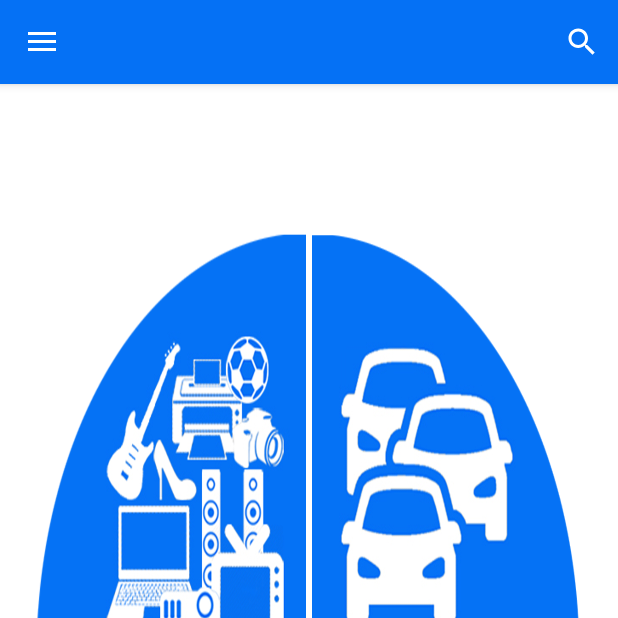
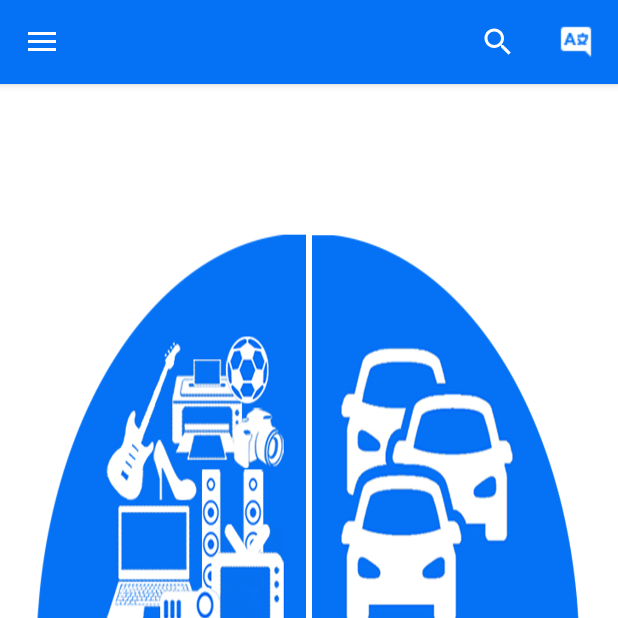
Before and after one commit to Aramucho/Prokat.am, an Android app: the screen it shows after launch (MainActivity), on a phone screen of 412 x 824 dp, the top half of it. Run offline under Robolectric (Android 15) with nearby library versions, the phone set to English and light mode, and no system bars; plain views replace ArcNavigationView; 3 statements that could not run were skipped.

Commit message:
search and language

```diff
--- a/app/src/main/java/com/realmucho/prokatproject/Activities/MainActivity.java
+++ b/app/src/main/java/com/realmucho/prokatproject/Activities/MainActivity.java
@@ -3,11 +3,11 @@ package com.realmucho.prokatproject.Activities;
 
 import android.content.Intent;
 import android.os.Bundle;
-import android.os.Handler;
 import android.support.v4.app.Fragment;
 import android.support.v4.app.FragmentManager;
-
 import android.support.v7.widget.SearchView;
+import android.view.Menu;
+import android.view.MenuInflater;
 import android.view.View;
 import android.support.design.widget.NavigationView;
 import android.support.v4.view.GravityCompat;
@@ -16,15 +16,10 @@ import android.support.v7.app.ActionBarDrawerToggle;
 import android.support.v7.app.AppCompatActivity;
 import android.support.v7.widget.Toolbar;
 import android.view.MenuItem;
-
-
 import com.realmucho.prokatproject.Fragments.DrawerFragments.AboutFragment;
 import com.realmucho.prokatproject.Fragments.DrawerFragments.ConditionsFragment;
 import com.realmucho.prokatproject.Fragments.DrawerFragments.FeedBackFragment;
 import com.realmucho.prokatproject.Fragments.DrawerFragments.MainFragment;
-
-
-import com.realmucho.prokatproject.Interfaces.DisableOnClick;
 import com.realmucho.prokatproject.R;
 
 public class MainActivity extends AppCompatActivity
@@ -43,18 +38,50 @@ public class MainActivity extends AppCompatActivity
         getSupportActionBar().setDisplayShowTitleEnabled(false);
         FragmentManager fragmentManager = getSupportFragmentManager();
         fragmentManager.beginTransaction().add(R.id.root, mainFragment).commit();
-        search = (SearchView) findViewById(R.id.search);
         DrawerLayout drawer = (DrawerLayout) findViewById(R.id.drawer_layout);
         ActionBarDrawerToggle toggle = new ActionBarDrawerToggle(
                 this, drawer, toolbar, R.string.navigation_drawer_open, R.string.navigation_drawer_close);
         drawer.setDrawerListener(toggle);
         toggle.syncState();
-
         NavigationView navigationView = (NavigationView) findViewById(R.id.nav_view);
         navigationView.setNavigationItemSelectedListener(this);
         navigationView.getMenu().getItem(0).setChecked(true);
+        search = (SearchView) findViewById(R.id.search);
+        search.setOnQueryTextListener(new SearchView.OnQueryTextListener() {
+            @Override
+            public boolean onQueryTextSubmit(String query) {
+                Intent intent=new Intent(MainActivity.this,PostsActivity.class);
+                startActivity(intent);
+                return false;
+            }
+
+            @Override
+            public boolean onQueryTextChange(String newText) {
+                return false;
+            }
+        });
     }
 
+    @Override
+    public boolean onCreateOptionsMenu(Menu menu) {
+        MenuInflater inflater=getMenuInflater();
+        inflater.inflate(R.menu.language_menu,menu);
+        return true;
+    }
+
+    @Override
+    public boolean onOptionsItemSelected(MenuItem item) {
+        switch (item.getItemId()) {
+            case R.id.arm:
+                return true;
+            case R.id.rus:
+                return true;
+            case R.id.eng:
+                return true;
+            default:
+                return super.onOptionsItemSelected(item);
+        }
+    }
     @Override
     public void onBackPressed() {
         DrawerLayout drawer = (DrawerLayout) findViewById(R.id.drawer_layout);
--- /dev/null
+++ b/app/src/main/res/menu/language_menu.xml
@@ -0,0 +1,13 @@
+<?xml version="1.0" encoding="utf-8"?>
+<menu xmlns:android="http://schemas.android.com/apk/res/android">
+    <item
+        android:id="@+id/arm"
+        android:title="@string/arm" />
+    <item
+        android:id="@+id/rus"
+        android:title="@string/rus" />
+    <item
+        android:id="@+id/eng"
+        android:title="@string/eng" />
+
+</menu>
--- a/app/src/main/res/values/strings.xml
+++ b/app/src/main/res/values/strings.xml
@@ -80,6 +80,9 @@
     <string name="upload_type">Ընտրեք ներբեռնման ձևը</string>
     <string name="checkout">Պատվերի ձևակերպում</string>
     <string name="changelang">Փոխել լեզուն</string>
+    <string name="arm">Հայերեն</string>
+    <string name="rus">Русский</string>
+    <string name="eng">English</string>
     <string-array name="bydefualt">
         <item>---</item>
     </string-array>
--- a/app/src/main/res/values/styles.xml
+++ b/app/src/main/res/values/styles.xml
@@ -6,6 +6,19 @@
         <item name="colorPrimary">@color/colorPrimary</item>
         <item name="colorPrimaryDark">@color/colorPrimaryDark</item>
         <item name="colorAccent">@color/colorAccent</item>
+        <item name="android:actionOverflowButtonStyle">@style/MyActionButtonOverflow</item>
+        <item name="android:itemTextAppearance">@style/myCustomMenuTextApearance</item>
+    </style>
+
+    <style name="myCustomMenuTextApearance" parent="@android:style/TextAppearance.Widget.IconMenu.Item">
+        <item name="android:textColor">@color/maincolorblue</item>
+    </style>
+
+
+    <style name="MyActionButtonOverflow" parent="android:style/Widget.Holo.Light.ActionButton.Overflow">
+        <item name="android:src">@drawable/language_icon</item>
+        <item name="android:background">?android:attr/actionBarItemBackground</item>
+
     </style>
 
     <style name="AppTheme.NoActionBar">
```
Also changed, not shown: app/src/main/java/com/realmucho/prokatproject/Activities/PostsActivity.java (+44 -0 lines), app/src/main/res/layout/posts_activity.xml (+23 -0 lines), app/src/main/res/drawable/logo_gif.gif (added), 18 other files.
